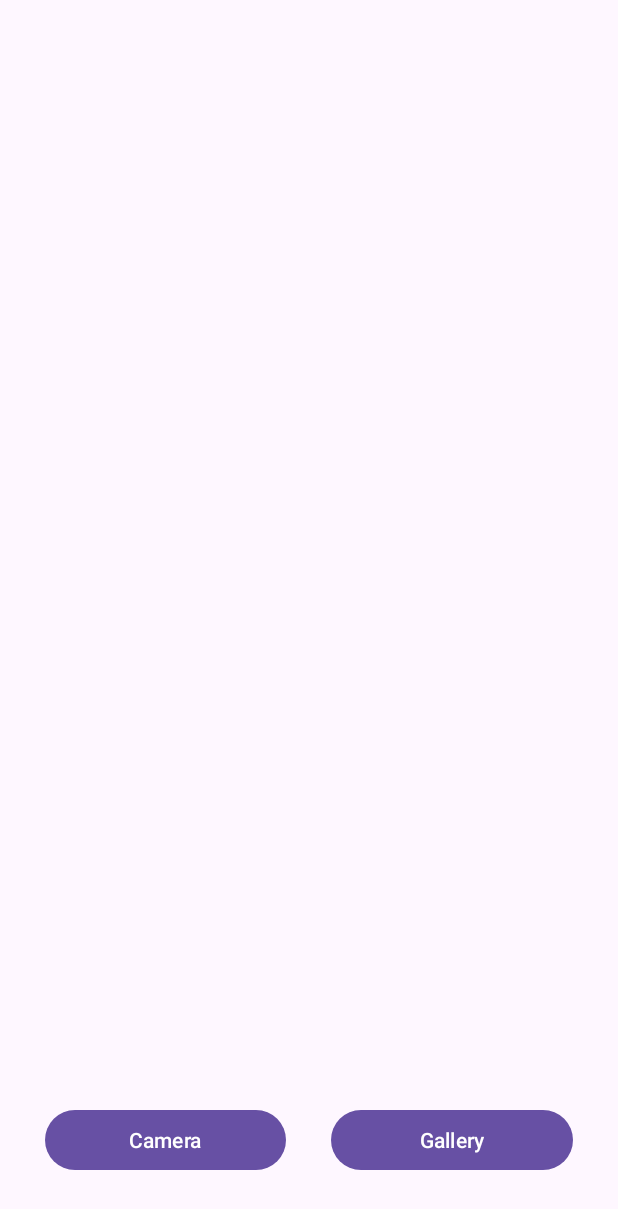
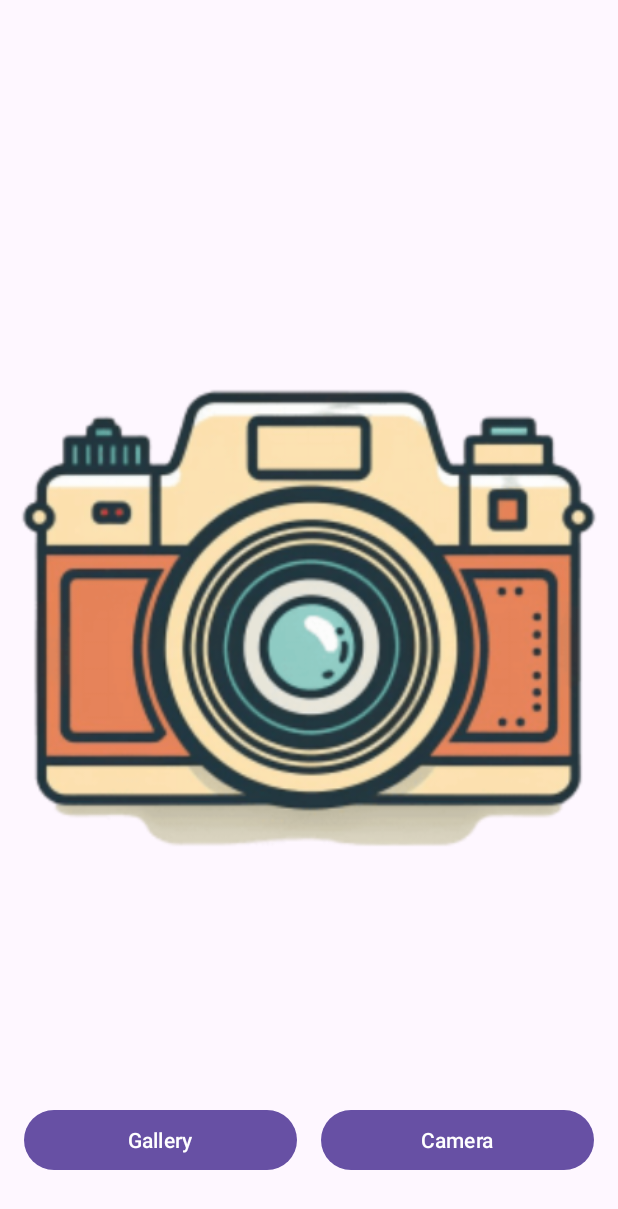
Before and after one commit to juanfferb/Taller2_CompuMovil, an Android app: the Camara screen opened directly, with no data from a screen before it, after a tap on "Camera", on a phone screen of 412 x 824 dp. Shown: the top 1209 px of the screen. Run offline under Robolectric (Android 15) with nearby library versions, the phone set to English and light mode, and no system bars.

Commit message:
Camera and gallery

```diff
--- a/app/src/main/AndroidManifest.xml
+++ b/app/src/main/AndroidManifest.xml
@@ -4,6 +4,7 @@
 
     <uses-permission android:name="android.permission.CAMERA" />
     <uses-permission android:name="android.permission.READ_CONTACTS" />
+    <uses-permission android:name="android.permission.WRITE_EXTERNAL_STORAGE"/>
 
     <uses-feature
         android:name="android.hardware.camera"
--- a/app/src/main/java/com/example/taller2/Camara.kt
+++ b/app/src/main/java/com/example/taller2/Camara.kt
@@ -1,15 +1,22 @@
 package com.example.taller2
 
+import android.app.Activity
+import android.content.ContentValues
 import android.content.Intent
 import android.content.pm.PackageManager
-import androidx.appcompat.app.AppCompatActivity
+import android.net.Uri
 import android.os.Bundle
 import android.provider.MediaStore
 import android.widget.Button
+import android.widget.ImageView
 import android.widget.Toast
+import androidx.activity.result.ActivityResultLauncher
+import androidx.activity.result.contract.ActivityResultContracts
+import androidx.appcompat.app.AppCompatActivity
 import androidx.core.app.ActivityCompat
 import androidx.core.content.ContextCompat
-import com.example.taller2.Datos.Companion.MY_PERMISSION_REQUEST_CAMARA
+import androidx.core.content.FileProvider
+import java.io.File
 import java.util.concurrent.ExecutorService
 import java.util.concurrent.Executors
 
@@ -17,6 +24,10 @@ class Camara : AppCompatActivity() {
 
     private val CAMERA_PERMISSION_REQUEST_CODE = 123
     private lateinit var cameraExecutor: ExecutorService
+    private lateinit var image: ImageView
+    private var photoURI: Uri? = null
+    private lateinit var imagePickerLauncher: ActivityResultLauncher<String>
+    private lateinit var takePictureLauncher: ActivityResultLauncher<Uri>
 
     override fun onCreate(savedInstanceState: Bundle?) {
         super.onCreate(savedInstanceState)
@@ -24,10 +35,57 @@ class Camara : AppCompatActivity() {
 
         cameraExecutor = Executors.newSingleThreadExecutor()
 
+        image = findViewById(R.id.foto)
+
         findViewById<Button>(R.id.camera).setOnClickListener {
-            startCamera()
+            when {
+                ContextCompat.checkSelfPermission(
+                    this, android.Manifest.permission.CAMERA
+                ) == PackageManager.PERMISSION_GRANTED -> {
+                    //Lanzamos la camara
+                    startCamera()
+                }
+                ActivityCompat.shouldShowRequestPermissionRationale(
+                    this, android.Manifest.permission.CAMERA) -> {
+                    requestPermissions(
+                        arrayOf(android.Manifest.permission.CAMERA),
+                        CAMERA_PERMISSION_REQUEST_CODE)
+                }
+                else -> {
+                    requestPermissions(
+                        arrayOf(android.Manifest.permission.CAMERA),
+                        CAMERA_PERMISSION_REQUEST_CODE
+                    )
+                }
+            }
         }
+
+        findViewById<Button>(R.id.gallery).setOnClickListener {
+            openGallery()
+        }
+
+        // Preparar el lanzador para el resultado de selección de imagen.
+        imagePickerLauncher = registerForActivityResult(ActivityResultContracts.GetContent()) { uri ->
+            uri?.let {
+                image.setImageURI(uri)
+            }
+        }
+
+        // Preparar el lanzador para el resultado de tomar foto.
+        takePictureLauncher = registerForActivityResult(ActivityResultContracts.TakePicture()) { success ->
+            if (success) {
+                photoURI?.let {
+                    image.setImageURI(it)
+                }
+            }
+        }
+
     }
+
+    private fun openGallery() {
+        imagePickerLauncher.launch("image/*")
+    }
+
     private fun checkCameraPermission(): Boolean {
         return ContextCompat.checkSelfPermission(this, android.Manifest.permission.CAMERA) == PackageManager.PERMISSION_GRANTED
     }
@@ -38,12 +96,14 @@ class Camara : AppCompatActivity() {
 
     private fun startCamera(){
         val permissionCheck = ContextCompat.checkSelfPermission(this, android.Manifest.permission.CAMERA)
-        val takePictureIntent =  Intent(MediaStore.ACTION_IMAGE_CAPTURE)
         if (permissionCheck == PackageManager.PERMISSION_GRANTED) {
-            if (takePictureIntent.resolveActivity(getPackageManager()) != null) {
-                startActivityForResult(takePictureIntent, Datos.REQUEST_IMAGE_CAPTURE);
-            } else {
-                Toast.makeText(this, "No hay camara", Toast.LENGTH_SHORT).show();
+            val values = ContentValues()
+            values.put(MediaStore.Images.Media.TITLE, "Foto nueva")
+            values.put(MediaStore.Images.Media.DESCRIPTION, "Taller 2 foto")
+            photoURI = contentResolver.insert(MediaStore.Images.Media.EXTERNAL_CONTENT_URI, values)
+
+            photoURI?.let { uri ->
+                takePictureLauncher.launch(uri)
             }
 
         } else {
@@ -53,18 +113,48 @@ class Camara : AppCompatActivity() {
         }
     }
 
+    private fun createPhotoFile(): Uri {
+        val photoFile = File(externalCacheDir, "temp_photo.jpg")
+        return FileProvider.getUriForFile(this, "${packageName}.provider", photoFile)
+    }
 
-    override fun onRequestPermissionsResult(requestCode: Int, permissions: Array<out String>, grantResults: IntArray) {
+
+    override fun onRequestPermissionsResult(requestCode: Int, permissions: Array<String>, grantResults: IntArray) {
         super.onRequestPermissionsResult(requestCode, permissions, grantResults)
         // Verificar si los permisos fueron concedidos
         when (requestCode) {
-            MY_PERMISSION_REQUEST_CAMARA -> {
+            Datos.MY_PERMISSION_REQUEST_CAMARA -> {
                 if (grantResults.isNotEmpty() && grantResults[0] == PackageManager.PERMISSION_GRANTED) {
                     // Si los permisos fueron concedidos, iniciar la cámara
                     startCamera()
                 } else {
                     // Si los permisos fueron denegados, mostrar un mensaje
                     Toast.makeText(this, "Permiso de cámara denegado", Toast.LENGTH_SHORT).show()
+                }
+                return
+            }
+            else -> {
+                // Ignore all other requests.
+            }
+        }
+    }
+
+    override fun onActivityResult(requestCode: Int, resultCode: Int, data: Intent?) {
+        super.onActivityResult(requestCode, resultCode, data)
+
+        if (resultCode == Activity.RESULT_OK) {
+            when (requestCode) {
+                Datos.REQUEST_IMAGE_CAPTURE -> {
+                    photoURI?.let { uri ->
+                        image.setImageURI(uri)
+                        image.visibility = ImageView.VISIBLE
+                    }
+                }
+                Datos.GALLERY_REQUEST_CODE -> {
+                    data?.data?.let { uri ->
+                        image.setImageURI(uri)
+                        image.visibility = ImageView.VISIBLE
+                    }
                 }
             }
         }
--- a/app/src/main/java/com/example/taller2/Datos.kt
+++ b/app/src/main/java/com/example/taller2/Datos.kt
@@ -6,5 +6,6 @@ class Datos {
         val MY_PERMISSION_REQUEST_READ_CONTACTS = 0
         const val MY_PERMISSION_REQUEST_LOCATION = 0
         const val REQUEST_IMAGE_CAPTURE = 1
+        const val GALLERY_REQUEST_CODE = 1
     }
 }
--- /dev/null
+++ b/app/src/main/res/drawable/ic_contactsmail.xml
@@ -0,0 +1,5 @@
+<vector android:height="24dp" android:tint="#000000"
+    android:viewportHeight="24" android:viewportWidth="24"
+    android:width="24dp" xmlns:android="http://schemas.android.com/apk/res/android">
+    <path android:fillColor="@android:color/white" android:pathData="M21,8L21,7l-3,2 -3,-2v1l3,2 3,-2zM22,3L2,3C0.9,3 0,3.9 0,5v14c0,1.1 0.9,2 2,2h20c1.1,0 1.99,-0.9 1.99,-2L24,5c0,-1.1 -0.9,-2 -2,-2zM8,6c1.66,0 3,1.34 3,3s-1.34,3 -3,3 -3,-1.34 -3,-3 1.34,-3 3,-3zM14,18L2,18v-1c0,-2 4,-3.1 6,-3.1s6,1.1 6,3.1v1zM22,12h-8L14,6h8v6z"/>
+</vector>
--- a/app/src/main/res/layout/activity_camara.xml
+++ b/app/src/main/res/layout/activity_camara.xml
@@ -1,28 +1,44 @@
 <?xml version="1.0" encoding="utf-8"?>
-<LinearLayout xmlns:android="http://schemas.android.com/apk/res/android"
+<RelativeLayout xmlns:android="http://schemas.android.com/apk/res/android"
     xmlns:app="http://schemas.android.com/apk/res-auto"
     xmlns:tools="http://schemas.android.com/tools"
     android:layout_width="match_parent"
     android:layout_height="match_parent"
     android:paddingBottom="40dp"
-    android:gravity="bottom"
     tools:context=".Camara">
 
-    <Button
-        android:id="@+id/camera"
-        android:layout_width="0dp"
+    <ImageView
+        android:id="@+id/foto"
+        android:layout_width="400dp"
+        android:layout_height="400dp"
+        android:layout_centerInParent="true"
+        app:srcCompat="@drawable/camera"
+        android:scaleType="fitXY" />
+
+    <LinearLayout
+        android:layout_width="match_parent"
         android:layout_height="wrap_content"
-        android:layout_weight="0.5"
-        android:layout_marginStart="30dp"
-        android:text="@string/Camera" />
+        android:orientation="horizontal"
+        android:layout_alignParentBottom="true"
+        android:layout_marginStart="16dp"
+        android:layout_marginEnd="16dp">
 
-    <Button
-        android:id="@+id/gallery"
-        android:layout_width="0dp"
-        android:layout_height="wrap_content"
-        android:layout_weight="0.5"
-        android:layout_marginStart="30dp"
-        android:layout_marginEnd="30dp"
-        android:text="@string/Gallery" />
+        <Button
+            android:id="@+id/gallery"
+            android:layout_width="0dp"
+            android:layout_height="wrap_content"
+            android:layout_weight="1"
+            android:layout_marginEnd="8dp"
+            android:text="@string/Gallery" />
 
-</LinearLayout>
+        <Button
+            android:id="@+id/camera"
+            android:layout_width="0dp"
+            android:layout_height="wrap_content"
+            android:layout_weight="1"
+            android:layout_marginStart="8dp"
+            android:text="@string/Camera" />
+
+    </LinearLayout>
+
+</RelativeLayout>
--- a/app/src/main/res/layout/activity_contacts_adapter.xml
+++ b/app/src/main/res/layout/activity_contacts_adapter.xml
@@ -11,7 +11,8 @@
         android:layout_width="0dp"
         android:layout_height="40dp"
         android:layout_weight="0.2"
-        app:srcCompat="@android:drawable/ic_menu_call" />
+        app:srcCompat="@drawable/ic_contactsmail"
+        app:tint="@color/material_dynamic_primary70"/>
 
     <TextView
         android:id="@+id/idContacto"
```
